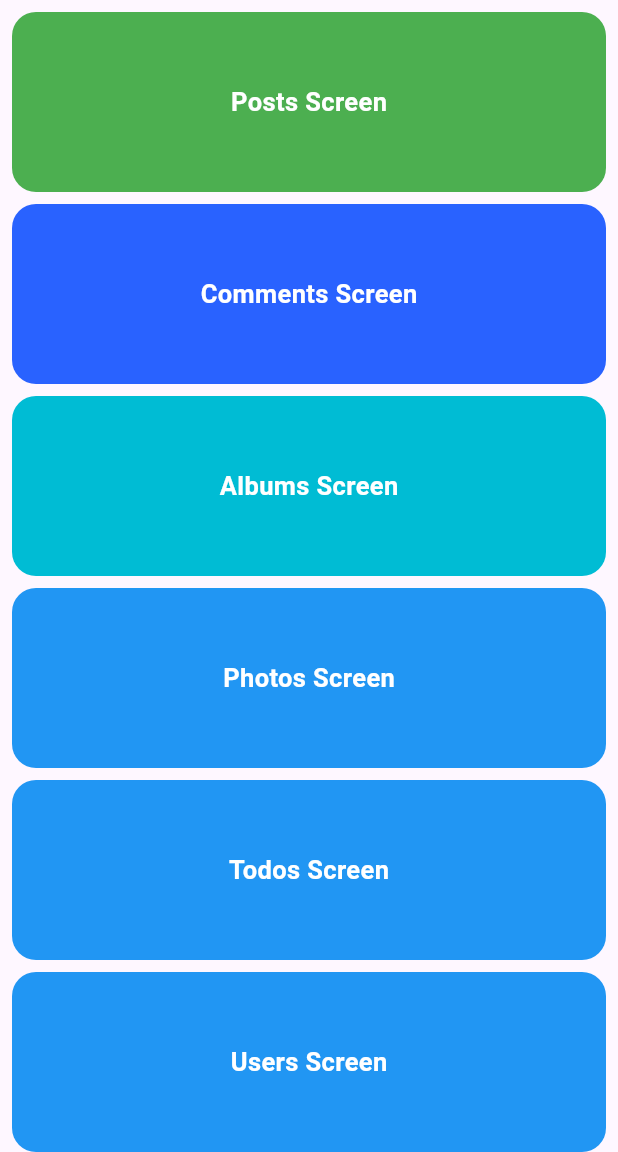
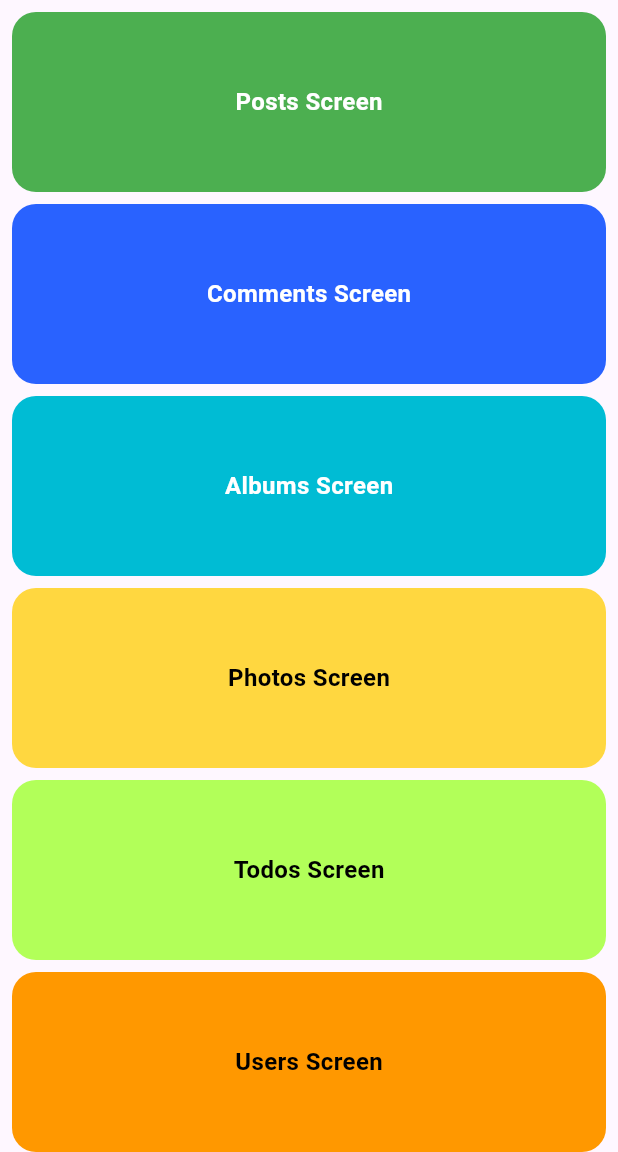
Before and after one commit to muzzammil763/json_with_ui, a Flutter app: the screen it shows after launch, on a phone screen of 412 x 824 dp, the part 84-1236 px from its top. Run offline on Flutter 3.47's test engine with Material 3 defaults, Android fonts, the phone set to English and light mode, and no system bars.

Commit message:
minor changes

```diff
--- a/lib/Screens/screen_selecter.dart
+++ b/lib/Screens/screen_selecter.dart
@@ -71,7 +71,8 @@ class ScreenSelecter extends StatelessWidget {
                   height: 8,
                 ),
                 Box(
-                  boxclr: Colors.blue,
+                  boxclr: Colors.amberAccent,
+                  textclr: Colors.black,
                   title: 'Photos Screen',
                   onTap: () {
                     Navigator.push(
@@ -86,8 +87,9 @@ class ScreenSelecter extends StatelessWidget {
                   height: 8,
                 ),
                 Box(
-                  boxclr: Colors.blue,
+                  boxclr: Colors.lightGreenAccent,
                   title: 'Todos Screen',
+                  textclr: Colors.black,
                   onTap: () {
                     Navigator.push(
                       context,
@@ -101,8 +103,9 @@ class ScreenSelecter extends StatelessWidget {
                   height: 8,
                 ),
                 Box(
-                  boxclr: Colors.blue,
+                  boxclr: Colors.orange,
                   title: 'Users Screen',
+                  textclr: Colors.black,
                   onTap: () {
                     Navigator.push(
                       context,
@@ -153,7 +156,7 @@ class Box extends StatelessWidget {
             title,
             style: TextStyle(
               color: textclr ?? Colors.white,
-              fontSize: 17,
+              fontSize: 16,
               fontWeight: FontWeight.bold,
             ),
           ),
```
